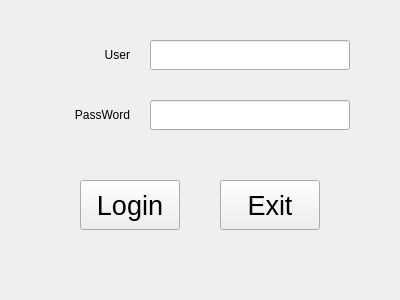
This is ch_05/lesson03/inc/ui_Login_Windows.ui in Tsai-Li-Chun/qt5_ws as Qt 5 draws it before an edit. The edited form follows.
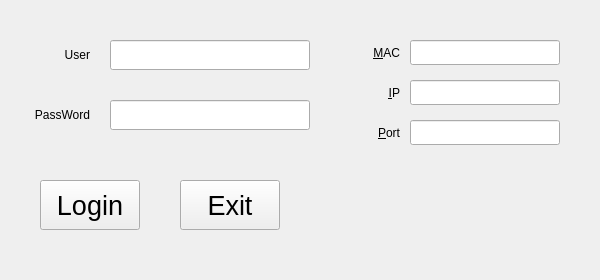
This is the edited form.

Commit message: ch5 - lesson3 commit3 : login windows, add Validator Mask(MAC,IP...)

```diff
--- a/ch_05/lesson03/inc/ui_Login_Windows.ui
+++ b/ch_05/lesson03/inc/ui_Login_Windows.ui
@@ -6,8 +6,8 @@
    <rect>
     <x>0</x>
     <y>0</y>
-    <width>400</width>
-    <height>300</height>
+    <width>600</width>
+    <height>280</height>
    </rect>
   </property>
   <property name="windowTitle">
@@ -16,7 +16,7 @@
   <widget class="QLabel" name="Label_user">
    <property name="geometry">
     <rect>
-     <x>40</x>
+     <x>0</x>
      <y>40</y>
      <width>90</width>
      <height>30</height>
@@ -32,7 +32,7 @@
   <widget class="QLabel" name="Label_password">
    <property name="geometry">
     <rect>
-     <x>40</x>
+     <x>0</x>
      <y>100</y>
      <width>90</width>
      <height>30</height>
@@ -48,7 +48,7 @@
   <widget class="QLineEdit" name="lineEdit_user">
    <property name="geometry">
     <rect>
-     <x>150</x>
+     <x>110</x>
      <y>40</y>
      <width>200</width>
      <height>30</height>
@@ -58,7 +58,7 @@
   <widget class="QLineEdit" name="lineEdit_password">
    <property name="geometry">
     <rect>
-     <x>150</x>
+     <x>110</x>
      <y>100</y>
      <width>200</width>
      <height>30</height>
@@ -68,7 +68,7 @@
   <widget class="QPushButton" name="pushButton_login">
    <property name="geometry">
     <rect>
-     <x>80</x>
+     <x>40</x>
      <y>180</y>
      <width>100</width>
      <height>50</height>
@@ -86,7 +86,7 @@
   <widget class="QPushButton" name="pushButton_exit">
    <property name="geometry">
     <rect>
-     <x>220</x>
+     <x>180</x>
      <y>180</y>
      <width>100</width>
      <height>50</height>
@@ -101,6 +101,93 @@
     <string>Exit</string>
    </property>
   </widget>
+  <widget class="QLabel" name="label_MAC">
+   <property name="geometry">
+    <rect>
+     <x>350</x>
+     <y>40</y>
+     <width>50</width>
+     <height>25</height>
+    </rect>
+   </property>
+   <property name="text">
+    <string>&amp;MAC</string>
+   </property>
+   <property name="alignment">
+    <set>Qt::AlignRight|Qt::AlignTrailing|Qt::AlignVCenter</set>
+   </property>
+   <property name="buddy">
+    <cstring>lineEdit_MAC</cstring>
+   </property>
+  </widget>
+  <widget class="QLabel" name="label_IP">
+   <property name="geometry">
+    <rect>
+     <x>350</x>
+     <y>80</y>
+     <width>50</width>
+     <height>25</height>
+    </rect>
+   </property>
+   <property name="text">
+    <string>&amp;IP</string>
+   </property>
+   <property name="alignment">
+    <set>Qt::AlignRight|Qt::AlignTrailing|Qt::AlignVCenter</set>
+   </property>
+   <property name="buddy">
+    <cstring>lineEdit_IP</cstring>
+   </property>
+  </widget>
+  <widget class="QLabel" name="label_Port">
+   <property name="geometry">
+    <rect>
+     <x>350</x>
+     <y>120</y>
+     <width>50</width>
+     <height>25</height>
+    </rect>
+   </property>
+   <property name="text">
+    <string>&amp;Port</string>
+   </property>
+   <property name="alignment">
+    <set>Qt::AlignRight|Qt::AlignTrailing|Qt::AlignVCenter</set>
+   </property>
+   <property name="buddy">
+    <cstring>lineEdit_Port</cstring>
+   </property>
+  </widget>
+  <widget class="QLineEdit" name="lineEdit_MAC">
+   <property name="geometry">
+    <rect>
+     <x>410</x>
+     <y>40</y>
+     <width>150</width>
+     <height>25</height>
+    </rect>
+   </property>
+  </widget>
+  <widget class="QLineEdit" name="lineEdit_IP">
+   <property name="geometry">
+    <rect>
+     <x>410</x>
+     <y>80</y>
+     <width>150</width>
+     <height>25</height>
+    </rect>
+   </property>
+  </widget>
+  <widget class="QLineEdit" name="lineEdit_Port">
+   <property name="geometry">
+    <rect>
+     <x>410</x>
+     <y>120</y>
+     <width>150</width>
+     <height>25</height>
+    </rect>
+   </property>
+  </widget>
  </widget>
  <resources/>
  <connections/>
```
The commit also changes 5 other files.
